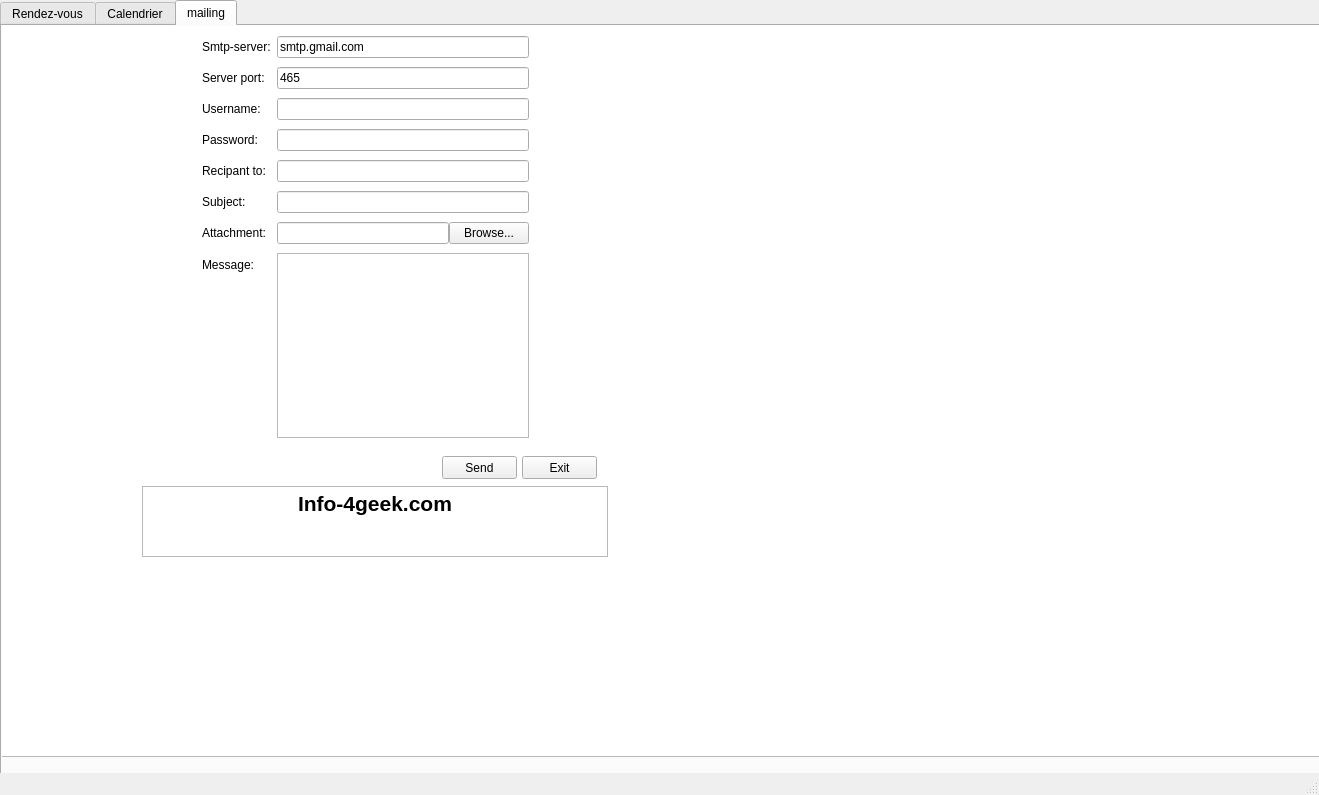
Qt form mainwindow.ui (MaramBr/Smart-Real-Estate-2A9) before a commit.
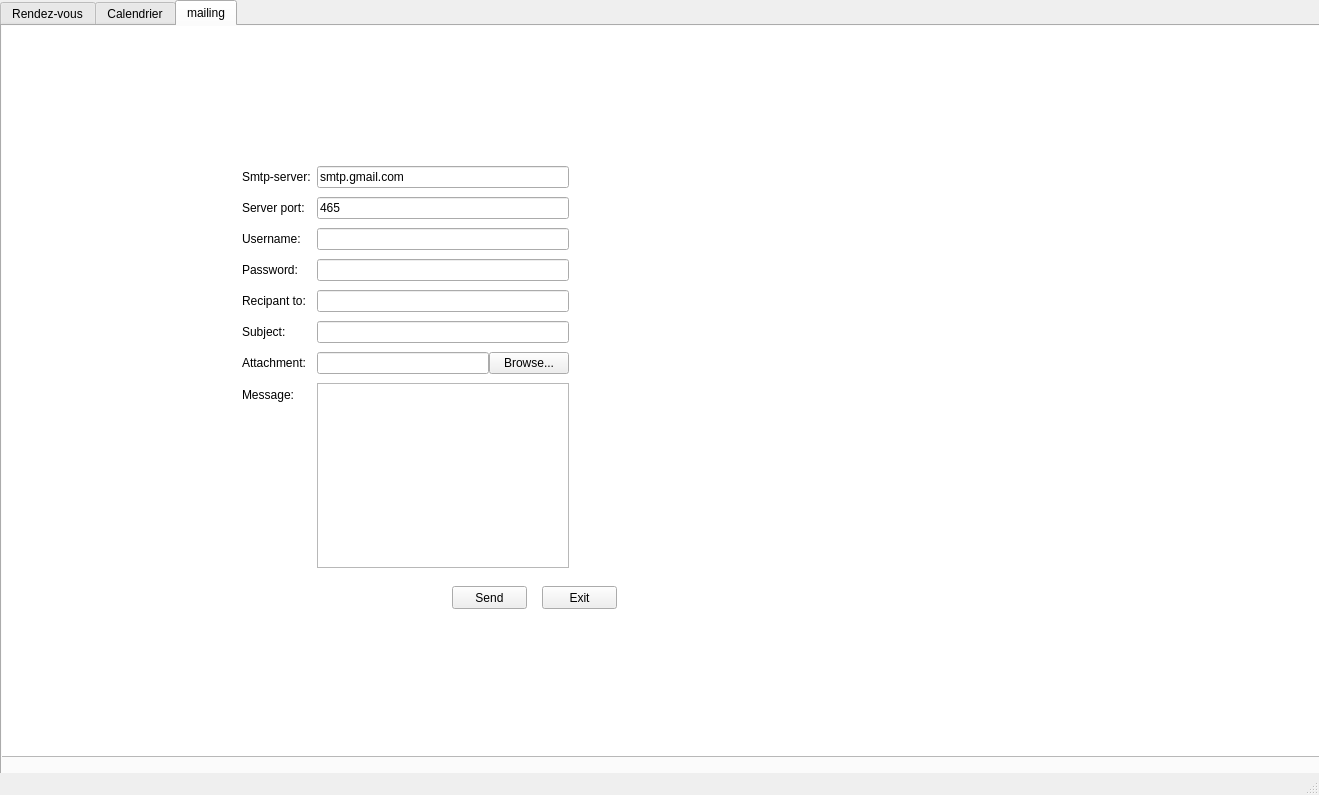
The same form after that commit. The open tabs and pages were chosen to show the change. Icons and pictures are not drawn.

Patch:
```diff
--- a/mainwindow.ui
+++ b/mainwindow.ui
@@ -450,28 +450,11 @@
        </rect>
       </property>
      </widget>
-     <widget class="QTextEdit" name="textEdit">
-      <property name="geometry">
-       <rect>
-        <x>140</x>
-        <y>460</y>
-        <width>466</width>
-        <height>71</height>
-       </rect>
-      </property>
-      <property name="html">
-       <string>&lt;!DOCTYPE HTML PUBLIC &quot;-//W3C//DTD HTML 4.0//EN&quot; &quot;http://www.w3.org/TR/REC-html40/strict.dtd&quot;&gt;
-&lt;html&gt;&lt;head&gt;&lt;meta name=&quot;qrichtext&quot; content=&quot;1&quot; /&gt;&lt;style type=&quot;text/css&quot;&gt;
-p, li { white-space: pre-wrap; }
-&lt;/style&gt;&lt;/head&gt;&lt;body style=&quot; font-family:'MS Shell Dlg 2'; font-size:8.25pt; font-weight:400; font-style:normal;&quot;&gt;
-&lt;p align=&quot;center&quot; style=&quot; margin-top:0px; margin-bottom:0px; margin-left:0px; margin-right:0px; -qt-block-indent:0; text-indent:0px;&quot;&gt;&lt;span style=&quot; font-family:'MS Shell Dlg 2'; font-size:16pt; font-weight:600;&quot;&gt;Info-4geek.com&lt;/span&gt;&lt;/p&gt;&lt;/body&gt;&lt;/html&gt;</string>
-      </property>
-     </widget>
      <widget class="QWidget" name="layoutWidget_2">
       <property name="geometry">
        <rect>
-        <x>200</x>
-        <y>10</y>
+        <x>240</x>
+        <y>140</y>
         <width>327</width>
         <height>402</height>
        </rect>
@@ -601,8 +584,8 @@
      <widget class="QWidget" name="layoutWidget_3">
       <property name="geometry">
        <rect>
-        <x>200</x>
-        <y>10</y>
+        <x>250</x>
+        <y>100</y>
         <width>204</width>
         <height>25</height>
        </rect>
@@ -612,8 +595,8 @@
      <widget class="QPushButton" name="sendBtn">
       <property name="geometry">
        <rect>
-        <x>440</x>
-        <y>430</y>
+        <x>450</x>
+        <y>560</y>
         <width>75</width>
         <height>23</height>
        </rect>
@@ -625,8 +608,8 @@
      <widget class="QPushButton" name="exitBtn">
       <property name="geometry">
        <rect>
-        <x>520</x>
-        <y>430</y>
+        <x>540</x>
+        <y>560</y>
         <width>75</width>
         <height>23</height>
        </rect>
```
Left out of the diff: 124 changed lines with no effect on the pictures.
